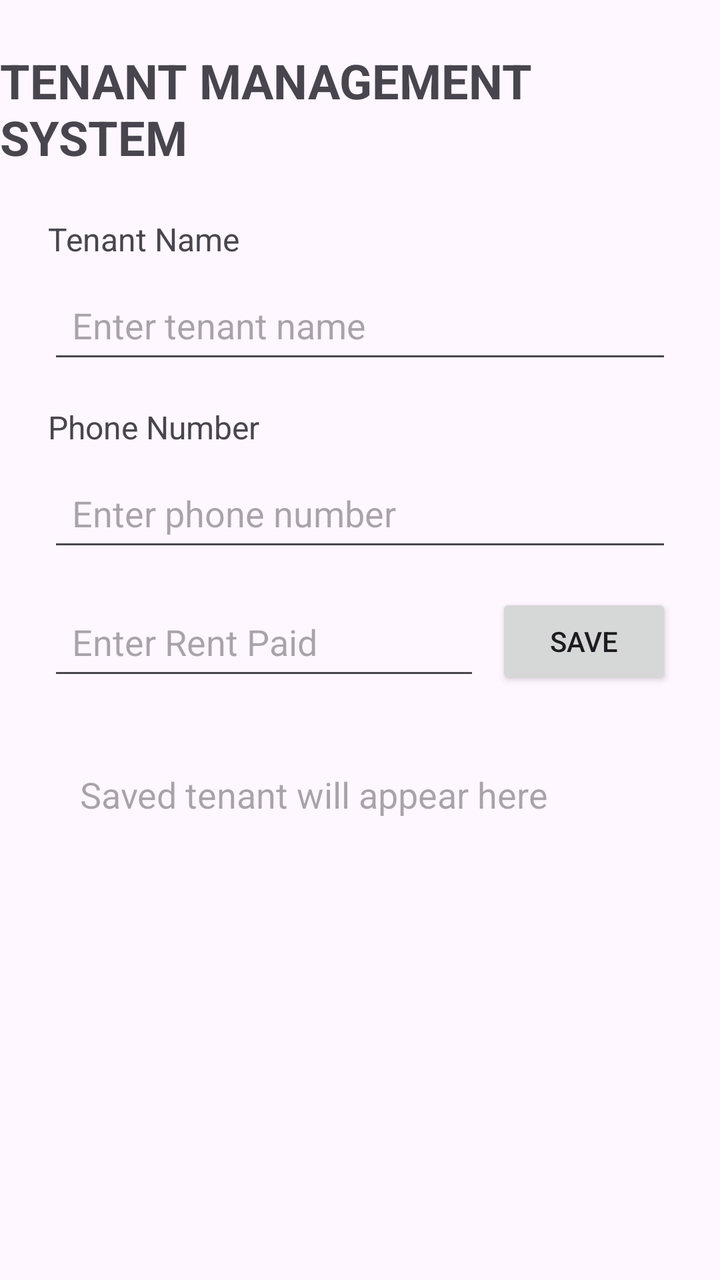
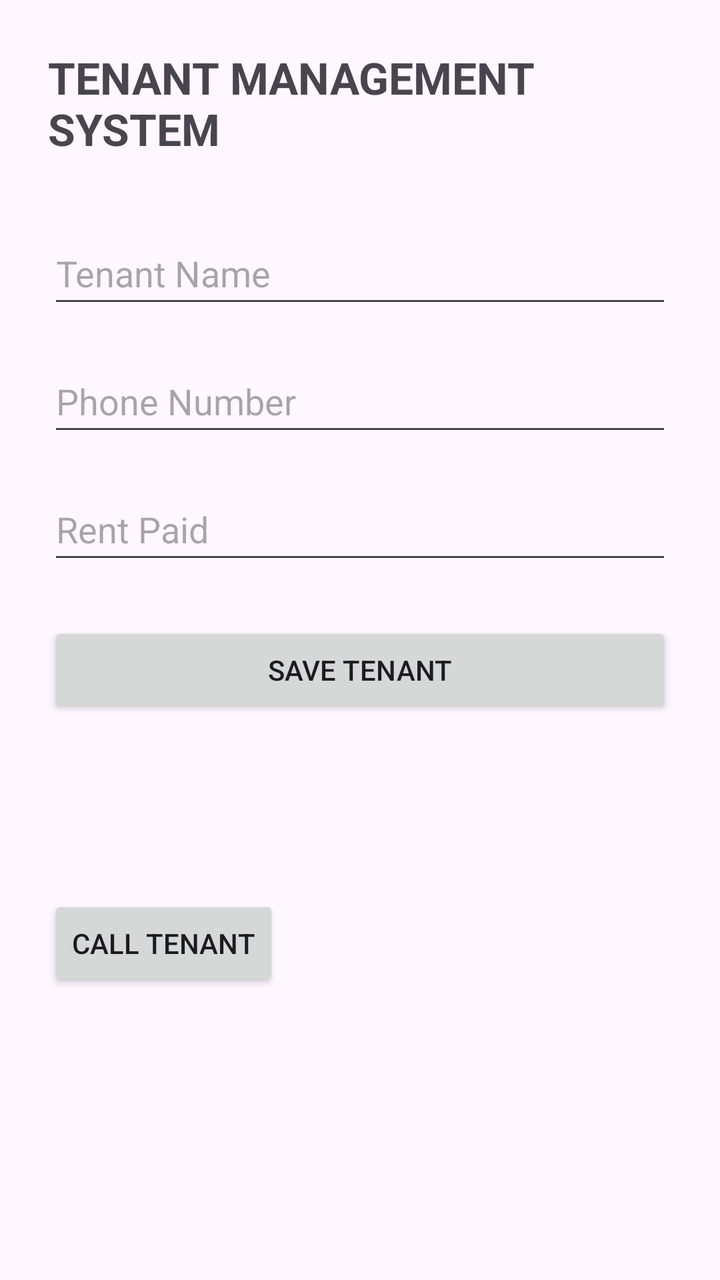

Two renders of the same Android screen: before a commit and after it. Below are the layout's source before the change and the commit's diff.
<!-- AndroidManifest.xml: application theme Theme.TenantManagementSystem -->
<!-- res/layout/activity_main.xml -->
<?xml version="1.0" encoding="utf-8"?>
<layout
    xmlns:android="http://schemas.android.com/apk/res/android"
    xmlns:app="http://schemas.android.com/apk/res-auto">

    <data>

        <variable
            name="tenant"
            type="com.example.tenantmanagementsystem.Tenant" />

    </data>

    <androidx.constraintlayout.widget.ConstraintLayout
        android:layout_width="match_parent"
        android:layout_height="match_parent">

        <TextView
            android:id="@+id/titleTextView"
            android:layout_width="wrap_content"
            android:layout_height="wrap_content"
            android:text="TENANT MANAGEMENT SYSTEM"
            android:textSize="24sp"
            android:textStyle="bold"
            android:layout_marginTop="24dp"
            app:layout_constraintTop_toTopOf="parent"
            app:layout_constraintStart_toStartOf="parent"
            app:layout_constraintEnd_toEndOf="parent" />

        <TextView
            android:id="@+id/tenantNameLabel"
            android:layout_width="wrap_content"
            android:layout_height="wrap_content"
            android:text="Tenant Name"
            android:textSize="16sp"
            android:layout_marginTop="24dp"
            android:layout_marginStart="24dp"
            app:layout_constraintTop_toBottomOf="@id/titleTextView"
            app:layout_constraintStart_toStartOf="parent" />

        <EditText
            android:id="@+id/tenantNameEditText"
            android:layout_width="0dp"
            android:layout_height="wrap_content"
            android:hint="Enter tenant name"
            android:minHeight="48dp"
            android:padding="12dp"
            android:layout_marginTop="8dp"
            android:layout_marginStart="24dp"
            android:layout_marginEnd="24dp"
            app:layout_constraintTop_toBottomOf="@id/tenantNameLabel"
            app:layout_constraintStart_toStartOf="parent"
            app:layout_constraintEnd_toEndOf="parent" />

        <TextView
            android:id="@+id/phoneLabel"
            android:layout_width="wrap_content"
            android:layout_height="wrap_content"
            android:text="Phone Number"
            android:textSize="16sp"
            android:layout_marginTop="16dp"
            android:layout_marginStart="24dp"
            app:layout_constraintTop_toBottomOf="@id/tenantNameEditText"
            app:layout_constraintStart_toStartOf="parent" />

        <EditText
            android:id="@+id/phoneEditText"
            android:layout_width="0dp"
            android:layout_height="wrap_content"
            android:hint="Enter phone number"
            android:inputType="phone"
            android:minHeight="48dp"
            android:padding="12dp"
            android:layout_marginTop="8dp"
            android:layout_marginStart="24dp"
            android:layout_marginEnd="24dp"
            app:layout_constraintTop_toBottomOf="@id/phoneLabel"
            app:layout_constraintStart_toStartOf="parent"
            app:layout_constraintEnd_toEndOf="parent" />

        <EditText
            android:id="@+id/rentEditText"
            android:layout_width="0dp"
            android:layout_height="wrap_content"
            android:hint="Enter Rent Paid"
            android:inputType="numberDecimal"
            android:minHeight="48dp"
            android:padding="12dp"
            android:layout_marginStart="24dp"
            android:layout_marginTop="16dp"
            android:layout_marginEnd="8dp"
            app:layout_constraintTop_toBottomOf="@id/phoneEditText"
            app:layout_constraintStart_toStartOf="parent"
            app:layout_constraintEnd_toStartOf="@id/saveButton" />

        <Button
            android:id="@+id/saveButton"
            android:layout_width="wrap_content"
            android:layout_height="wrap_content"
            android:text="SAVE"
            android:layout_marginEnd="24dp"
            app:layout_constraintTop_toTopOf="@id/rentEditText"
            app:layout_constraintEnd_toEndOf="parent" />

        <TextView
            android:id="@+id/tenantResultTextView"
            android:layout_width="0dp"
            android:layout_height="wrap_content"
            android:text="@{tenant.summary()}"
            android:hint="Saved tenant will appear here"
            android:textSize="18sp"
            android:padding="16dp"
            android:layout_margin="24dp"
            app:layout_constraintTop_toBottomOf="@id/rentEditText"
            app:layout_constraintStart_toStartOf="parent"
            app:layout_constraintEnd_toEndOf="parent" />

        <TextView
            android:id="@+id/statusTextView"
            android:layout_width="0dp"
            android:layout_height="wrap_content"
            android:text=""
            android:textSize="16sp"
            android:layout_marginStart="24dp"
            android:layout_marginEnd="24dp"
            android:layout_marginTop="8dp"
            app:layout_constraintTop_toBottomOf="@id/tenantResultTextView"
            app:layout_constraintStart_toStartOf="parent"
            app:layout_constraintEnd_toEndOf="parent" />

    </androidx.constraintlayout.widget.ConstraintLayout>

</layout>
<!-- resources referenced by this layout -->
<resources>
  <style name="Theme.TenantManagementSystem" parent="Base.Theme.TenantManagementSystem" />
  <style name="Base.Theme.TenantManagementSystem" parent="Theme.Material3.DayNight.NoActionBar">
          
          
      </style>
</resources>

<!-- the commit's change to res/layout/activity_main.xml (unified diff, before → after) -->
@@ -1,6 +1,5 @@
 <?xml version="1.0" encoding="utf-8"?>
-<layout
-    xmlns:android="http://schemas.android.com/apk/res/android"
+<layout xmlns:android="http://schemas.android.com/apk/res/android"
     xmlns:app="http://schemas.android.com/apk/res-auto">
 
     <data>
@@ -13,68 +12,41 @@
 
     <androidx.constraintlayout.widget.ConstraintLayout
         android:layout_width="match_parent"
-        android:layout_height="match_parent">
+        android:layout_height="match_parent"
+        android:padding="24dp">
 
         <TextView
             android:id="@+id/titleTextView"
             android:layout_width="wrap_content"
             android:layout_height="wrap_content"
             android:text="TENANT MANAGEMENT SYSTEM"
-            android:textSize="24sp"
+            android:textSize="22sp"
             android:textStyle="bold"
-            android:layout_marginTop="24dp"
             app:layout_constraintTop_toTopOf="parent"
             app:layout_constraintStart_toStartOf="parent"
             app:layout_constraintEnd_toEndOf="parent" />
-
-        <TextView
-            android:id="@+id/tenantNameLabel"
-            android:layout_width="wrap_content"
-            android:layout_height="wrap_content"
-            android:text="Tenant Name"
-            android:textSize="16sp"
-            android:layout_marginTop="24dp"
-            android:layout_marginStart="24dp"
-            app:layout_constraintTop_toBottomOf="@id/titleTextView"
-            app:layout_constraintStart_toStartOf="parent" />
 
         <EditText
             android:id="@+id/tenantNameEditText"
             android:layout_width="0dp"
             android:layout_height="wrap_content"
-            android:hint="Enter tenant name"
+            android:hint="Tenant Name"
+            android:inputType="textPersonName"
             android:minHeight="48dp"
-            android:padding="12dp"
-            android:layout_marginTop="8dp"
-            android:layout_marginStart="24dp"
-            android:layout_marginEnd="24dp"
-            app:layout_constraintTop_toBottomOf="@id/tenantNameLabel"
+            android:layout_marginTop="32dp"
+            app:layout_constraintTop_toBottomOf="@id/titleTextView"
             app:layout_constraintStart_toStartOf="parent"
             app:layout_constraintEnd_toEndOf="parent" />
-
-        <TextView
-            android:id="@+id/phoneLabel"
-            android:layout_width="wrap_content"
-            android:layout_height="wrap_content"
-            android:text="Phone Number"
-            android:textSize="16sp"
-            android:layout_marginTop="16dp"
-            android:layout_marginStart="24dp"
-            app:layout_constraintTop_toBottomOf="@id/tenantNameEditText"
-            app:layout_constraintStart_toStartOf="parent" />
 
         <EditText
             android:id="@+id/phoneEditText"
             android:layout_width="0dp"
             android:layout_height="wrap_content"
-            android:hint="Enter phone number"
+            android:hint="Phone Number"
             android:inputType="phone"
             android:minHeight="48dp"
-            android:padding="12dp"
-            android:layout_marginTop="8dp"
-            android:layout_marginStart="24dp"
-            android:layout_marginEnd="24dp"
-            app:layout_constraintTop_toBottomOf="@id/phoneLabel"
+            android:layout_marginTop="16dp"
+            app:layout_constraintTop_toBottomOf="@id/tenantNameEditText"
             app:layout_constraintStart_toStartOf="parent"
             app:layout_constraintEnd_toEndOf="parent" />
 
@@ -82,24 +54,22 @@
             android:id="@+id/rentEditText"
             android:layout_width="0dp"
             android:layout_height="wrap_content"
-            android:hint="Enter Rent Paid"
-            android:inputType="numberDecimal"
+            android:hint="Rent Paid"
+            android:inputType="number"
             android:minHeight="48dp"
-            android:padding="12dp"
-            android:layout_marginStart="24dp"
             android:layout_marginTop="16dp"
-            android:layout_marginEnd="8dp"
             app:layout_constraintTop_toBottomOf="@id/phoneEditText"
             app:layout_constraintStart_toStartOf="parent"
-            app:layout_constraintEnd_toStartOf="@id/saveButton" />
+            app:layout_constraintEnd_toEndOf="parent" />
 
         <Button
             android:id="@+id/saveButton"
-            android:layout_width="wrap_content"
+            android:layout_width="0dp"
             android:layout_height="wrap_content"
-            android:text="SAVE"
-            android:layout_marginEnd="24dp"
-            app:layout_constraintTop_toTopOf="@id/rentEditText"
+            android:text="SAVE TENANT"
+            android:layout_marginTop="24dp"
+            app:layout_constraintTop_toBottomOf="@id/rentEditText"
+            app:layout_constraintStart_toStartOf="parent"
             app:layout_constraintEnd_toEndOf="parent" />
 
         <TextView
@@ -107,11 +77,9 @@
             android:layout_width="0dp"
             android:layout_height="wrap_content"
             android:text="@{tenant.summary()}"
-            android:hint="Saved tenant will appear here"
-            android:textSize="18sp"
-            android:padding="16dp"
-            android:layout_margin="24dp"
-            app:layout_constraintTop_toBottomOf="@id/rentEditText"
+            android:textSize="16sp"
+            android:layout_marginTop="24dp"
+            app:layout_constraintTop_toBottomOf="@id/saveButton"
             app:layout_constraintStart_toStartOf="parent"
             app:layout_constraintEnd_toEndOf="parent" />
 
@@ -120,14 +88,21 @@
             android:layout_width="0dp"
             android:layout_height="wrap_content"
             android:text=""
-            android:textSize="16sp"
-            android:layout_marginStart="24dp"
-            android:layout_marginEnd="24dp"
-            android:layout_marginTop="8dp"
+            android:textSize="14sp"
+            android:layout_marginTop="16dp"
             app:layout_constraintTop_toBottomOf="@id/tenantResultTextView"
             app:layout_constraintStart_toStartOf="parent"
             app:layout_constraintEnd_toEndOf="parent" />
 
+        <Button
+            android:id="@+id/callButton"
+            android:layout_width="wrap_content"
+            android:layout_height="wrap_content"
+            android:text="CALL TENANT"
+            android:layout_marginTop="8dp"
+            app:layout_constraintTop_toBottomOf="@id/statusTextView"
+            app:layout_constraintStart_toStartOf="parent" />
+
     </androidx.constraintlayout.widget.ConstraintLayout>
 
 </layout>
